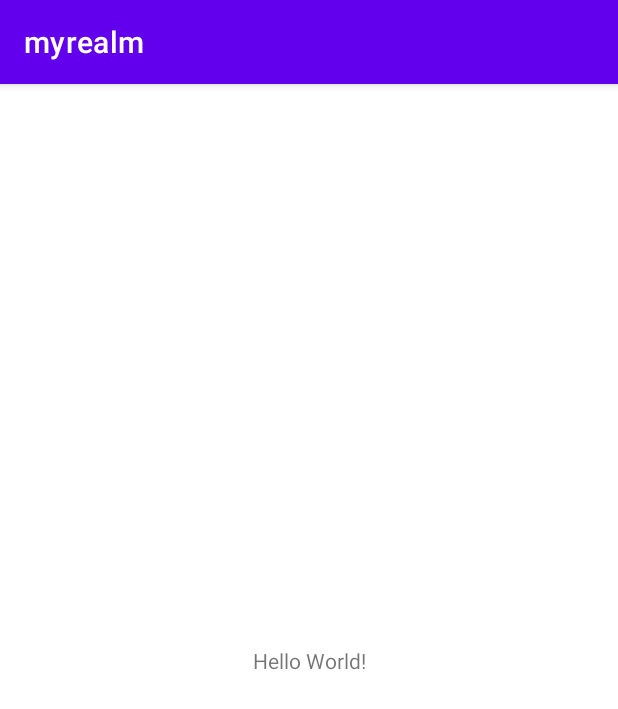
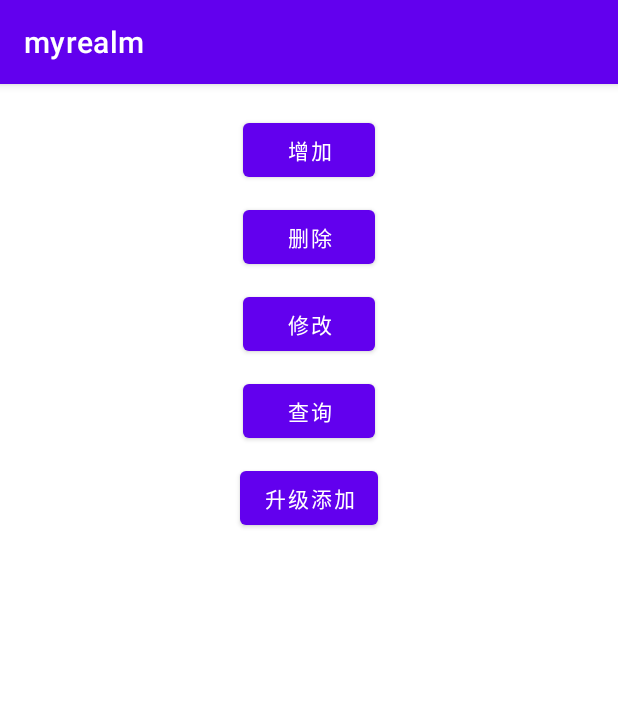
Before and after one commit to zxiaolongo/sqls, an Android app: the screen it shows after launch (MainActivity), on a phone screen of 412 x 824 dp. Shown: the top 709 px of the screen. Run offline under Robolectric (Android 15) with nearby library versions, the phone set to English and light mode, and no system bars; libraries missing offline, so code that uses them is left out: io.realm; 3 statements that could not run were skipped.

```diff
--- a/app/build.gradle
+++ b/app/build.gradle
@@ -53,6 +53,6 @@ dependencies {
     //可选 - RxJava 支持
     //implementation "androidx.room:room-rxjava2:$room_version"
 
-
+    //lifecycleScope
     implementation "androidx.lifecycle:lifecycle-runtime-ktx:2.2.0"
 }
--- a/build.gradle
+++ b/build.gradle
@@ -8,6 +8,8 @@ buildscript {
         classpath "com.android.tools.build:gradle:7.0.3"
         classpath "org.jetbrains.kotlin:kotlin-gradle-plugin:1.6.10"
 
+        classpath "io.realm:realm-gradle-plugin:10.11.1"
+
         // NOTE: Do not place your application dependencies here; they belong
         // in the individual module build.gradle files
     }
--- a/myrealm/src/main/AndroidManifest.xml
+++ b/myrealm/src/main/AndroidManifest.xml
@@ -8,6 +8,7 @@
         android:label="@string/app_name"
         android:roundIcon="@mipmap/ic_launcher_round"
         android:supportsRtl="true"
+        android:name=".MyApp"
         android:theme="@style/Theme.Sqls">
         <activity
             android:name=".MainActivity"
--- /dev/null
+++ b/myrealm/src/main/java/com/example/myrealm/MyApp.kt
@@ -0,0 +1,39 @@
+package com.example.myrealm
+
+import android.app.Application
+import io.realm.Realm
+import io.realm.RealmConfiguration
+
+class MyApp : Application() {
+    companion object {
+        lateinit var instance: MyApp
+    }
+
+    override fun onCreate() {
+        super.onCreate()
+        instance = this
+        Realm.init(this);//初始化realm
+
+        //这时候会创建一个叫做 default.realm的Realm文件，一般来说，
+        // 这个文件位于/data/data/包名/files/。通过realm.getPath()来获得该Realm的绝对路径。
+//        val mRealm = Realm.getDefaultInstance()
+
+
+        //这时候会创建一个叫做 default.realm的Realm文件，一般来说，
+        // 这个文件位于/data/data/包名/files/。通过realm.getPath()来获得该Realm的绝对路径
+//        val config: RealmConfiguration = RealmConfiguration.Builder()
+//            .name("myrealm.realm") //文件名
+//            .schemaVersion(2) //版本号
+//            .addModule(UserModules())
+//            .migration(UserMigration())
+//            .build()
+//        realm = Realm.getInstance(config)
+
+        //config = new RealmConfiguration.Builder()
+        //                .name("picceHome.realm")
+        //                .schemaVersion(13)
+        //                .migration(new MigrationVison())
+        //                .modules(new UatModel())
+        //                .build();
+    }
+}
--- a/myrealm/src/main/res/layout/activity_main.xml
+++ b/myrealm/src/main/res/layout/activity_main.xml
@@ -6,13 +6,62 @@
     android:layout_height="match_parent"
     tools:context=".MainActivity">
 
-    <TextView
+    <Button
+        android:id="@+id/bt_add"
         android:layout_width="wrap_content"
         android:layout_height="wrap_content"
-        android:text="Hello World!"
+        android:text="增加"
+        app:layout_constraintLeft_toLeftOf="parent"
+        app:layout_constraintRight_toRightOf="parent"
+        app:layout_constraintTop_toTopOf="parent"
+        android:layout_marginTop="20dp"/>
+    <Button
+        android:id="@+id/bt_delate"
+        android:layout_width="wrap_content"
+        android:layout_height="wrap_content"
+        android:text="删除"
+        app:layout_constraintLeft_toLeftOf="parent"
+        app:layout_constraintRight_toRightOf="parent"
+        app:layout_constraintTop_toBottomOf="@id/bt_add"
+        android:layout_marginTop="10dp"/>
+    <Button
+        android:id="@+id/bt_update"
+        android:layout_width="wrap_content"
+        android:layout_height="wrap_content"
+        android:text="修改"
+        app:layout_constraintLeft_toLeftOf="parent"
+        app:layout_constraintRight_toRightOf="parent"
+        app:layout_constraintTop_toBottomOf="@id/bt_delate"
+        android:layout_marginTop="10dp"/>
+    <Button
+        android:id="@+id/bt_query"
+        android:layout_width="wrap_content"
+        android:layout_height="wrap_content"
+        android:text="查询"
+        app:layout_constraintLeft_toLeftOf="parent"
+        app:layout_constraintRight_toRightOf="parent"
+        app:layout_constraintTop_toBottomOf="@id/bt_update"
+        android:layout_marginTop="10dp"/>
+    <Button
+        android:id="@+id/bt_update_add"
+        android:layout_width="wrap_content"
+        android:layout_height="wrap_content"
+        android:text="升级添加"
+        app:layout_constraintLeft_toLeftOf="parent"
+        app:layout_constraintRight_toRightOf="parent"
+        app:layout_constraintTop_toBottomOf="@id/bt_query"
+        android:layout_marginTop="10dp"/>
+    <androidx.core.widget.NestedScrollView
+        android:layout_width="match_parent"
+        android:layout_height="0dp"
+        app:layout_constraintTop_toBottomOf="@id/bt_update_add"
         app:layout_constraintBottom_toBottomOf="parent"
         app:layout_constraintLeft_toLeftOf="parent"
-        app:layout_constraintRight_toRightOf="parent"
-        app:layout_constraintTop_toTopOf="parent" />
+        app:layout_constraintRight_toRightOf="parent">
+        <TextView
+            android:id="@+id/tv_content"
+            android:layout_width="match_parent"
+            android:layout_height="match_parent"/>
+    </androidx.core.widget.NestedScrollView>
 
 </androidx.constraintlayout.widget.ConstraintLayout>
```
Also changed, not shown: myrealm/build.gradle (+9 -1 lines), myrealm/src/main/java/com/example/myrealm/MainActivity.kt (+52 -0 lines), myrealm/src/main/java/com/example/myrealm/RealmHelper.kt (added, +127 -0 lines), myrealm/src/main/java/com/example/myrealm/User.kt (added, +18 -0 lines), myrealm/src/main/java/com/example/myrealm/UserMigration.kt (added, +46 -0 lines), myrealm/src/main/java/com/example/myrealm/UserModules.kt (added, +8 -0 lines), 1 other file.
